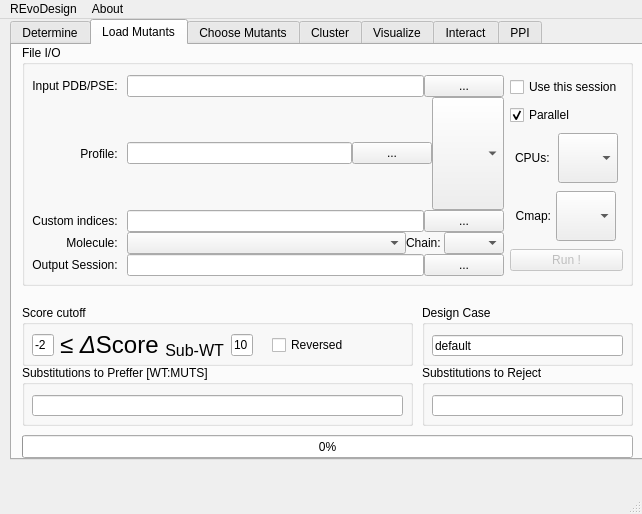
The window that REvoDesign/UI/REvoDesign-PyMOL.ui (YaoYinYing/REvoDesign) describes before a commit, drawn with Qt 5.
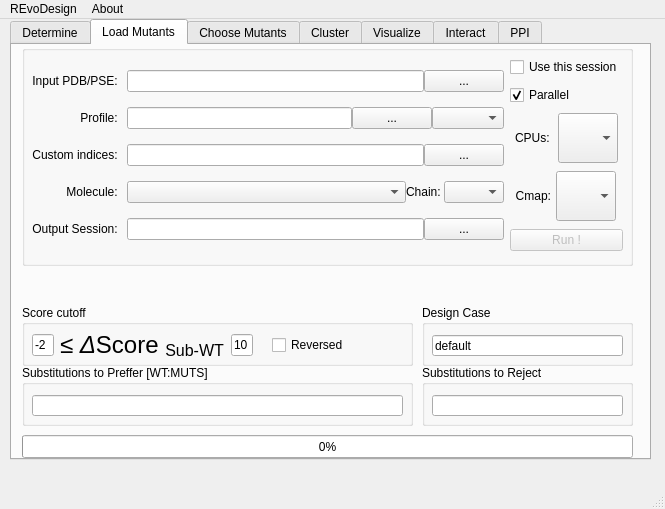
The same window after the commit. The open tabs and pages were chosen to show the change.

What changed in the file:
```diff
--- a/REvoDesign/UI/REvoDesign-PyMOL.ui
+++ b/REvoDesign/UI/REvoDesign-PyMOL.ui
@@ -6,8 +6,8 @@
    <rect>
     <x>0</x>
     <y>0</y>
-    <width>642</width>
-    <height>514</height>
+    <width>665</width>
+    <height>509</height>
    </rect>
   </property>
   <property name="sizePolicy">
@@ -794,17 +794,17 @@
         <x>10</x>
         <y>0</y>
         <width>611</width>
-        <height>241</height>
+        <height>221</height>
        </rect>
       </property>
       <property name="title">
-       <string>File I/O</string>
+       <string/>
       </property>
       <widget class="QWidget" name="horizontalLayoutWidget_3">
        <property name="geometry">
         <rect>
          <x>10</x>
-         <y>30</y>
+         <y>10</y>
          <width>591</width>
          <height>201</height>
         </rect>
@@ -929,7 +929,7 @@
             <item>
              <widget class="QComboBox" name="comboBox_profile_type">
               <property name="sizePolicy">
-               <sizepolicy hsizetype="Preferred" vsizetype="Preferred">
+               <sizepolicy hsizetype="Fixed" vsizetype="Fixed">
                 <horstretch>0</horstretch>
                 <verstretch>0</verstretch>
                </sizepolicy>
@@ -967,6 +967,12 @@
             </item>
             <item>
              <widget class="QPushButton" name="pushButton_open_customized_indices">
+              <property name="sizePolicy">
+               <sizepolicy hsizetype="Fixed" vsizetype="Fixed">
+                <horstretch>0</horstretch>
+                <verstretch>0</verstretch>
+               </sizepolicy>
+              </property>
               <property name="text">
                <string>...</string>
               </property>
@@ -3718,7 +3724,7 @@
     <rect>
      <x>0</x>
      <y>0</y>
-     <width>642</width>
+     <width>665</width>
      <height>37</height>
     </rect>
    </property>
```
Left out of the diff: 26 changed lines with no effect on the pictures.
